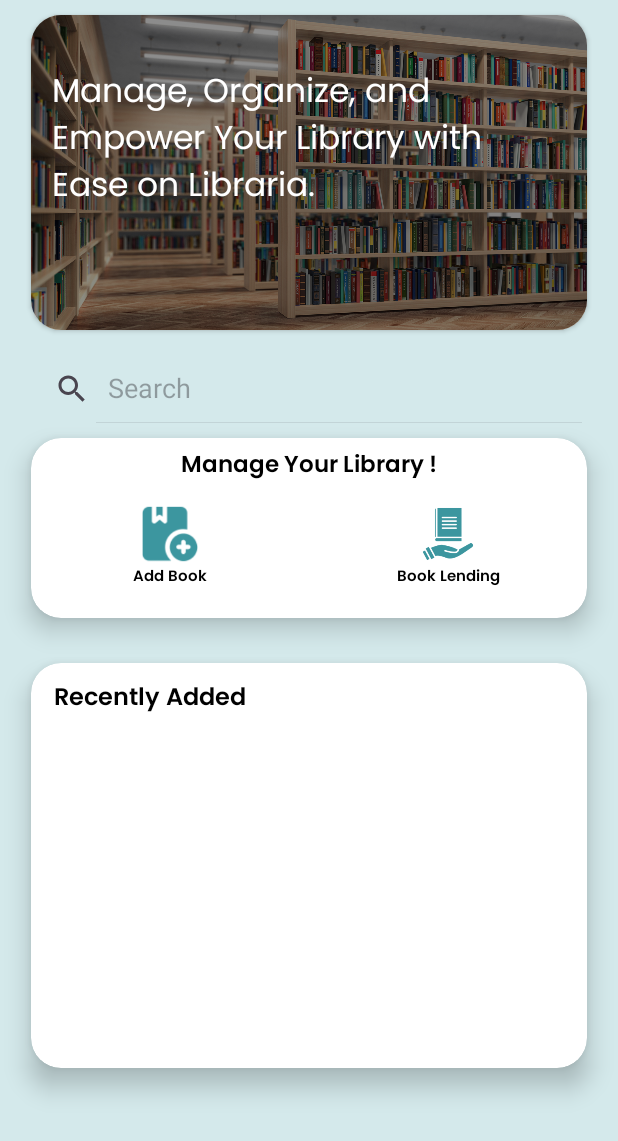
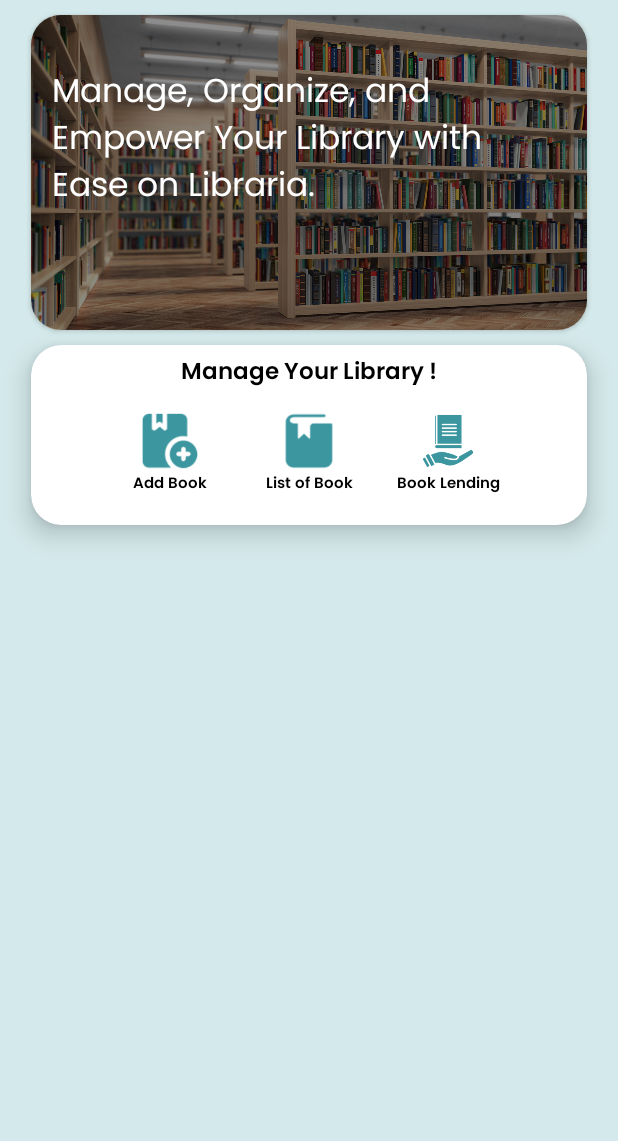
Before and after one commit to ilhamsuryap/perpusMobile, an Android app: the HomeActivity screen opened directly, with no data from a screen before it, on a phone screen of 412 x 824 dp, the part 95-1236 px from its top. Run offline under Robolectric (Android 15) with nearby library versions, the phone set to English and light mode, and no system bars; our stand-ins replace Room's generated code.

Commit message:
home_admin

```diff
--- a/app/src/main/java/com/example/perpustakaan/HomeActivity.kt
+++ b/app/src/main/java/com/example/perpustakaan/HomeActivity.kt
@@ -23,8 +23,6 @@
     private lateinit var manageLibrary: TextView
     private lateinit var addBook: TextView
     private lateinit var borrowBook: TextView
-    private lateinit var searchView: SearchView
-    private lateinit var recyclerView: RecyclerView
     private lateinit var adapter: AdapterHome
     private lateinit var database: PerpustakaanDatabase
     private var books: MutableList<Buku> = mutableListOf()
@@ -39,19 +37,14 @@
         manageLibrary = findViewById(R.id.manage_library)
         addBook = findViewById(R.id.addbook)
         borrowBook = findViewById(R.id.borrowbook)
-        searchView = findViewById(R.id.searchView)
-        recyclerView = findViewById(R.id.recyclerViewHome)
 
         database = PerpustakaanDatabase.getDatabase(this)
 
-        setupRecyclerView()
-        observeBooks()  // Mengamati data buku dari ViewModel
-        setupSearchView()
 
 //        findViewById<ImageView>(R.id.tentangkami).setOnClickListener {
 //            startActivity(Intent(this, PinjamBukuActivity::class.java))
 //        }
-        findViewById<ImageView>(R.id.bookLending).setOnClickListener {
+        findViewById<ImageView>(R.id.icon_borrowbook).setOnClickListener {
             startActivity(Intent(this, PinjamBukuActivity::class.java))
         }
 
@@ -61,21 +54,6 @@
         }
     }
 
-    private fun setupRecyclerView() {
-        adapter = AdapterHome(this, books, database) { buku ->
-            val intent = Intent(this, DetailActivity::class.java)
-            intent.putExtra("BUKU_ID", buku.id)
-            intent.putExtra("BUKU_JUDUL", buku.judul)
-            intent.putExtra("BUKU_PENULIS", buku.penulis)
-            intent.putExtra("BUKU_TAHUN", buku.tahunTerbit)
-            intent.putExtra("BUKU_DESKRIPSI", buku.deskripsi)
-            intent.putExtra("BUKU_GAMBAR", buku.gambarUrl)
-            startActivity(intent)
-        }
-
-        recyclerView.layoutManager = LinearLayoutManager(this, RecyclerView.HORIZONTAL, false)
-        recyclerView.adapter = adapter
-    }
 
     private fun observeBooks() {
         // Mengamati LiveData allBuku untuk mendapatkan semua buku
@@ -85,28 +63,4 @@
             adapter.notifyDataSetChanged()
         }
     }
-
-    private fun setupSearchView() {
-        searchView.setOnQueryTextListener(object : SearchView.OnQueryTextListener {
-            override fun onQueryTextSubmit(query: String?): Boolean = false
-
-            override fun onQueryTextChange(newText: String): Boolean {
-                // Jika ada perubahan pada teks pencarian, cari buku berdasarkan judul
-                if (newText.isNotEmpty()) {
-                    bukuViewModel.cariBuku(newText)
-                } else {
-                    // Jika pencarian kosong, tampilkan semua buku
-                    bukuViewModel.cariBuku("") // Cari dengan query kosong untuk menampilkan semua buku
-                }
-                return true
-            }
-        })
-
-        // Mengamati hasil pencarian dan memperbarui daftar buku
-        bukuViewModel.searchResults.observe(this) { searchResults ->
-            books.clear()
-            books.addAll(searchResults)
-            adapter.notifyDataSetChanged()
-        }
-    }
 }
--- a/app/src/main/res/layout/activity_home.xml
+++ b/app/src/main/res/layout/activity_home.xml
@@ -93,19 +93,6 @@
 
     </androidx.cardview.widget.CardView>
 
-    <androidx.appcompat.widget.SearchView
-        android:id="@+id/searchView"
-        android:layout_width="match_parent"
-        android:layout_height="45dp"
-        android:layout_marginHorizontal="16dp"
-        android:textColor="@color/black"
-        app:queryHint="Search"
-        app:iconifiedByDefault="false"
-        app:layout_constraintBottom_toBottomOf="parent"
-        app:layout_constraintHorizontal_bias="0.0"
-        app:layout_constraintTop_toBottomOf="@+id/cardImage"
-        app:layout_constraintVertical_bias="0.034"
-        tools:ignore="HardcodedText" />
 
     <androidx.cardview.widget.CardView
         android:id="@+id/cardLibrary"
@@ -116,7 +103,7 @@
         app:cardElevation="10dp"
         app:layout_constraintEnd_toStartOf="@id/guideKanan"
         app:layout_constraintStart_toEndOf="@id/guideKiri"
-        app:layout_constraintTop_toBottomOf="@id/searchView"/>
+        app:layout_constraintTop_toBottomOf="@+id/cardImage"/>
 
     <TextView
         android:id="@+id/manage_library"
@@ -144,7 +131,18 @@
         app:layout_constraintTop_toBottomOf="@id/manage_library" />
 
     <ImageView
-        android:id="@+id/bookLending"
+        android:id="@+id/icon_listbook"
+        android:layout_width="37dp"
+        android:layout_height="40dp"
+        android:layout_marginTop="12dp"
+        android:src="@drawable/openbook"
+        android:translationZ="10dp"
+        app:layout_constraintEnd_toStartOf="@id/guideKanan"
+        app:layout_constraintStart_toStartOf="@id/cardLibrary"
+        app:layout_constraintTop_toBottomOf="@id/manage_library" />
+
+    <ImageView
+        android:id="@+id/icon_borrowbook"
         android:layout_width="37dp"
         android:layout_height="40dp"
         android:layout_marginTop="12dp"
@@ -167,6 +165,20 @@
         app:layout_constraintStart_toStartOf="@id/cardLibrary"
         app:layout_constraintTop_toBottomOf="@+id/icon_addbook" />
 
+
+    <TextView
+        android:id="@+id/listbook"
+        android:layout_width="wrap_content"
+        android:layout_height="wrap_content"
+        android:fontFamily="@font/poppinssemibold"
+        android:text="List of Book"
+        android:textColor="@color/black"
+        android:textSize="10dp"
+        android:translationZ="10dp"
+        app:layout_constraintEnd_toStartOf="@id/guideKanan"
+        app:layout_constraintStart_toStartOf="@id/cardLibrary"
+        app:layout_constraintTop_toBottomOf="@+id/icon_listbook" />
+
     <TextView
         android:id="@+id/borrowbook"
         android:layout_width="wrap_content"
@@ -180,41 +192,4 @@
         app:layout_constraintTop_toBottomOf="@id/icon_addbook"
         android:translationZ="10dp"/>
 
-    <androidx.cardview.widget.CardView
-        android:id="@+id/cardlist"
-        android:layout_width="0dp"
-        android:layout_height="270dp"
-        android:layout_marginTop="30dp"
-        app:cardCornerRadius="20dp"
-        app:cardElevation="10dp"
-        app:layout_constraintEnd_toStartOf="@id/guideKanan"
-        app:layout_constraintStart_toEndOf="@id/guideKiri"
-        app:layout_constraintTop_toBottomOf="@id/cardLibrary">
-
-        <TextView
-            android:id="@+id/Recently"
-            android:layout_width="wrap_content"
-            android:layout_height="wrap_content"
-            app:layout_goneMarginStart="20dp"
-            android:text="Recently Added"
-            android:fontFamily="@font/poppinssemibold"
-            android:textColor="@color/black"
-            android:textSize="16dp"
-            android:textStyle="bold"
-            android:translationZ="10dp"
-            android:layout_marginTop="10dp"
-            android:layout_marginStart="15dp" />
-
-
-
-        <androidx.recyclerview.widget.RecyclerView
-            android:id="@+id/recyclerViewHome"
-            android:layout_width="match_parent"
-            android:layout_height="match_parent"
-            android:layout_marginTop="41dp"
-            app:layoutManager="androidx.recyclerview.widget.GridLayoutManager"
-            tools:listitem="@layout/cardhome" />
-
-    </androidx.cardview.widget.CardView>
-
 </androidx.constraintlayout.widget.ConstraintLayout>
```
Also changed, not shown: 1 other file.
